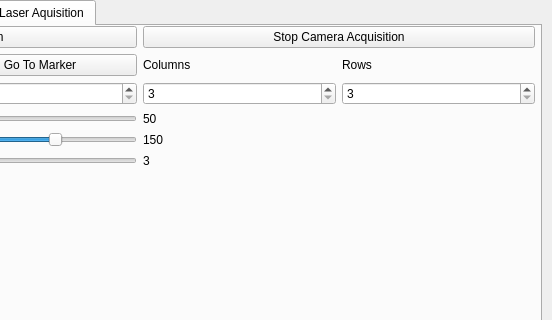
Before: the Qt Designer form src/ApplicationUI/AppDesign.ui in diegotonetti99/Cobot-Sawyer-Laser, drawn with Qt 5; both pictures show x 258 to 810 and y 0 to 320 of the 810 by 625 pixel window.
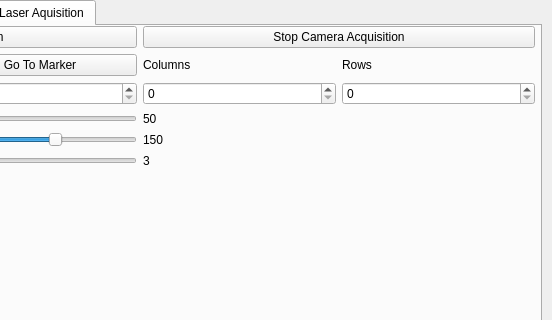
After: the same form once the commit is applied. The open tabs and pages were chosen to show the change.

Patch:
```diff
--- a/src/ApplicationUI/AppDesign.ui
+++ b/src/ApplicationUI/AppDesign.ui
@@ -401,17 +401,17 @@
        <item row="2" column="2">
         <widget class="QSpinBox" name="column_spin_box_lsr">
          <property name="minimum">
-          <number>3</number>
+          <number>0</number>
          </property>
          <property name="maximum">
-          <number>10</number>
+          <number>4</number>
          </property>
         </widget>
        </item>
        <item row="2" column="3">
         <widget class="QSpinBox" name="row_spin_box_lsr">
          <property name="minimum">
-          <number>3</number>
+          <number>0</number>
          </property>
          <property name="maximum">
           <number>10</number>
```
Left out of the diff: 2 changed lines with no effect on the pictures.
